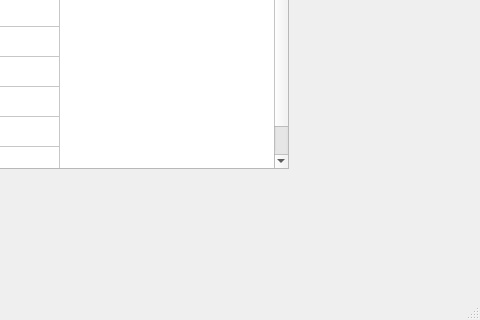
nilay1221/Inventory_Management, file UI/rm_view_by_id.ui: the form before one commit; both pictures show x 432 to 912 and y 332 to 652 of the 912 by 652 pixel window.
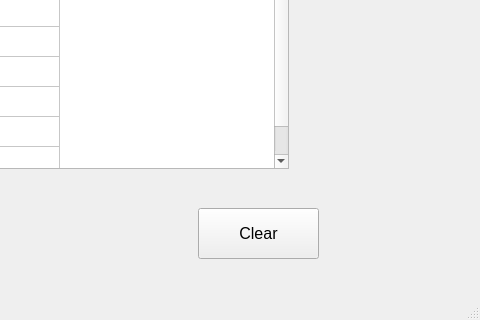
The form after the commit.

Commit message: clear button added in ui files

```diff
--- a/UI/rm_view_by_id.ui
+++ b/UI/rm_view_by_id.ui
@@ -349,6 +349,24 @@
      <string>Remark :</string>
     </property>
    </widget>
+   <widget class="QPushButton" name="rm_view_by_id_clear">
+    <property name="geometry">
+     <rect>
+      <x>630</x>
+      <y>540</y>
+      <width>121</width>
+      <height>51</height>
+     </rect>
+    </property>
+    <property name="font">
+     <font>
+      <pointsize>12</pointsize>
+     </font>
+    </property>
+    <property name="text">
+     <string>Clear</string>
+    </property>
+   </widget>
   </widget>
   <widget class="QStatusBar" name="statusbar"/>
  </widget>
```
The commit also changes 21 other files.
